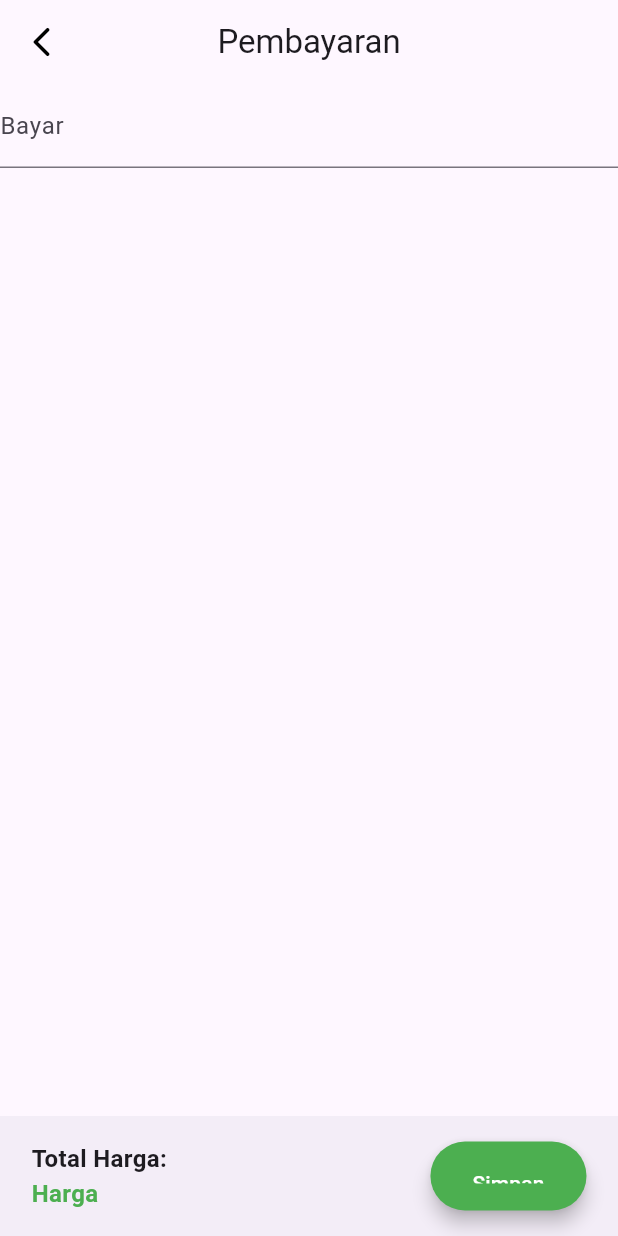
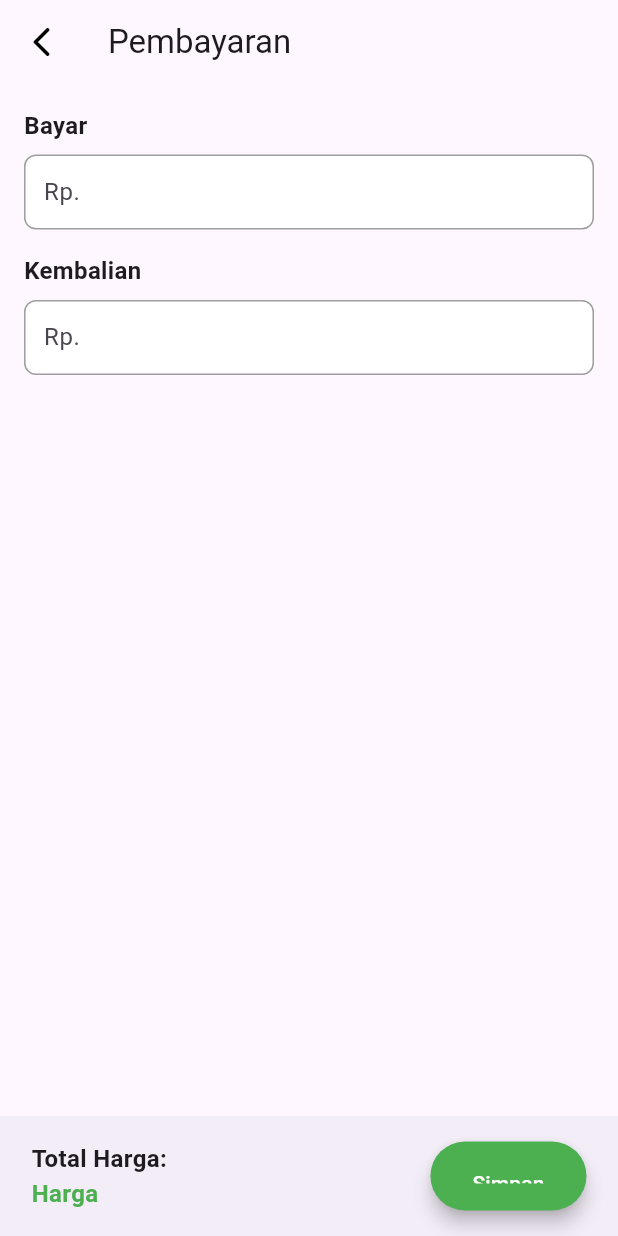
Before and after one commit to mfthfarid/si-kaspin_mobile, a Flutter app: the Pembayaran screen opened directly, on a phone screen of 412 x 824 dp. Run offline on Flutter 3.47's test engine with Material 3 defaults, Android fonts, the phone set to English and light mode, and no system bars; missing offline and left inert: dart:js_interop, dart:js_util; network calls fail.

Commit message:
feat: view pembayaran penjualan

```diff
--- /dev/null
+++ b/lib/models/data/penjualan.dart
@@ -0,0 +1 @@
+class Penjualan {}
--- a/lib/services/ApiConfig.dart
+++ b/lib/services/ApiConfig.dart
@@ -1,4 +1,4 @@
 class ApiConfig {
   static const String baseUrl =
-      'https://81e2-112-78-133-105.ngrok-free.app/api/';
+      'https://e00c-112-78-133-105.ngrok-free.app/api/';
 }
--- a/lib/transaksi/pembayaran.dart
+++ b/lib/transaksi/pembayaran.dart
@@ -11,7 +11,6 @@ class _Pembayaran extends State<Pembayaran> {
     return Scaffold(
       appBar: AppBar(
         title: Text("Pembayaran"),
-        centerTitle: true,
         leading: IconButton(
           icon: Icon(
             Icons.arrow_back_ios_rounded,
@@ -25,13 +24,81 @@ class _Pembayaran extends State<Pembayaran> {
         ),
       ),
       body: SafeArea(
-        child: Column(
-          children: [
-            TextFormField(
-              decoration: InputDecoration(labelText: 'Bayar'),
-              keyboardType: TextInputType.number,
-            ),
-          ],
+        child: Padding(
+          padding: const EdgeInsets.all(16.0),
+          child: Column(
+            crossAxisAlignment: CrossAxisAlignment.start,
+            children: [
+              Text(
+                'Bayar',
+                style: TextStyle(
+                  fontSize: 16.0,
+                  fontWeight: FontWeight.bold,
+                ),
+              ),
+              SizedBox(
+                  height:
+                      8.0), // Add some space between the label and the field
+              Container(
+                width: double.infinity, // You can set a specific width here
+                height: 50.0, // Set the desired height
+                padding: EdgeInsets.symmetric(horizontal: 12.0),
+                decoration: BoxDecoration(
+                  borderRadius: BorderRadius.circular(8.0),
+                  border: Border.all(color: Colors.grey),
+                  color: Colors.white,
+                ),
+                child: Align(
+                  alignment: Alignment.centerLeft,
+                  child: TextFormField(
+                    decoration: InputDecoration(
+                      border: InputBorder.none, // Remove default border
+                      isDense: true, // Reduces the height of the input
+                      contentPadding: EdgeInsets.symmetric(
+                          vertical: 8.0), // Adjust vertical padding
+                      hintText: "Rp. ",
+                    ),
+                    keyboardType: TextInputType.number,
+                  ),
+                ),
+              ),
+              SizedBox(
+                height: 16.0,
+              ),
+              Text(
+                'Kembalian',
+                style: TextStyle(
+                  fontSize: 16.0,
+                  fontWeight: FontWeight.bold,
+                ),
+              ),
+              SizedBox(
+                height: 8.0,
+              ),
+              Container(
+                width: double.infinity,
+                height: 50.0,
+                padding: EdgeInsets.symmetric(horizontal: 12.0),
+                decoration: BoxDecoration(
+                  borderRadius: BorderRadius.circular(8.0),
+                  border: Border.all(color: Colors.grey),
+                  color: Colors.white,
+                ),
+                child: Align(
+                  alignment: Alignment.centerLeft,
+                  child: TextFormField(
+                    decoration: InputDecoration(
+                      border: InputBorder.none,
+                      isDense: true,
+                      contentPadding: EdgeInsets.symmetric(vertical: 8.0),
+                      hintText: "Rp. ",
+                    ),
+                    keyboardType: TextInputType.number,
+                  ),
+                ),
+              )
+            ],
+          ),
         ),
       ),
       bottomNavigationBar: BottomAppBar(
```
